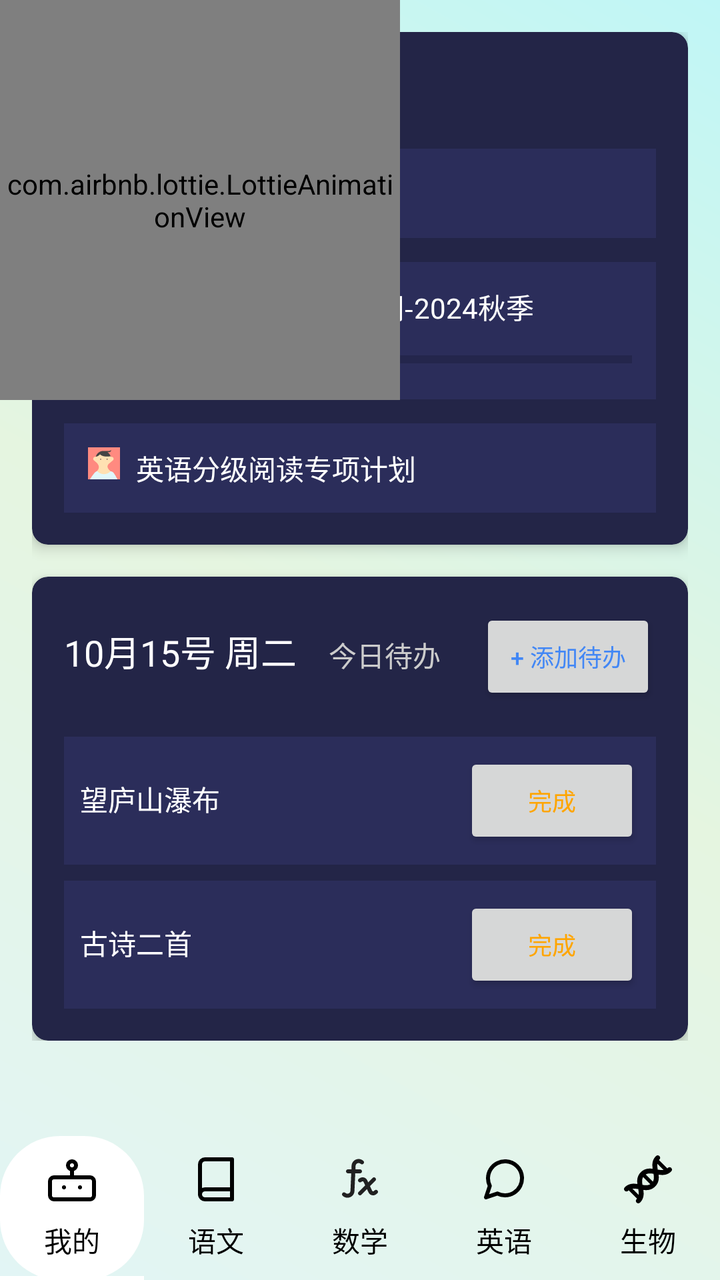
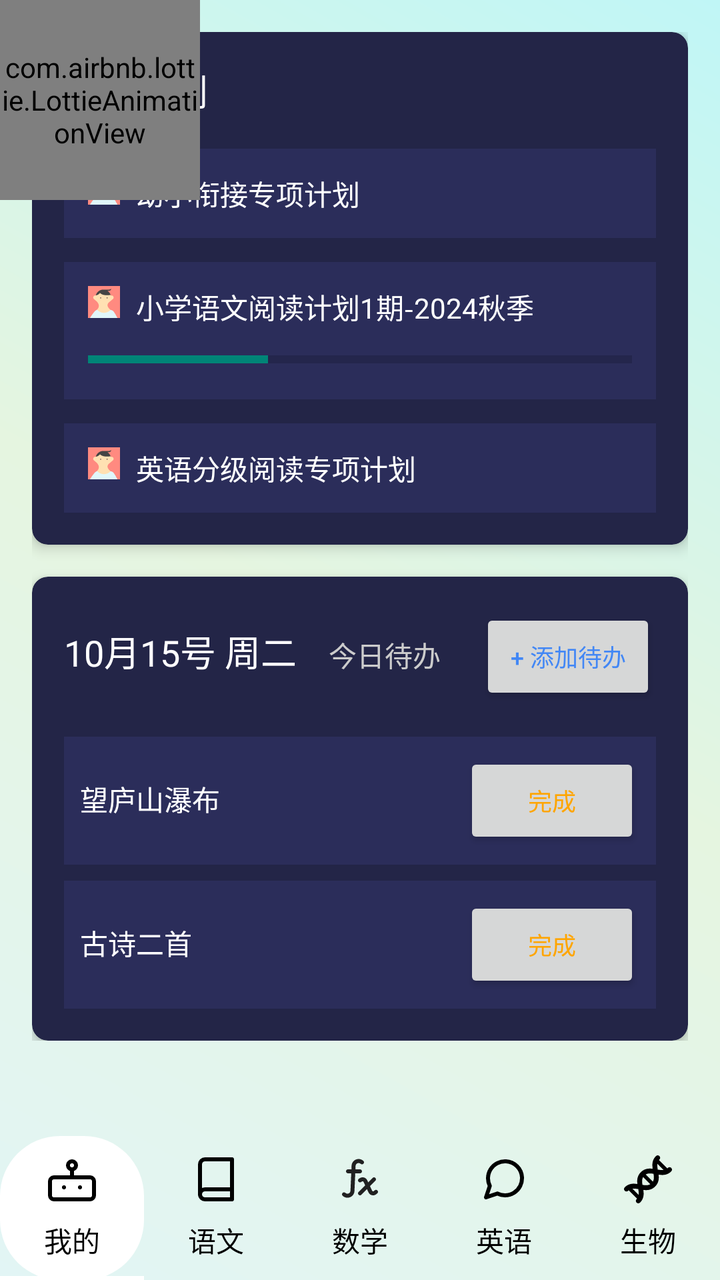

The first picture is an Android layout as it rendered before a commit; the second is the same layout after the commit. The layout source and the unified diff follow.
<!-- AndroidManifest.xml: activity theme Theme.IMatesApp.FullScreen -->
<!-- res/layout/activity_main.xml -->
<?xml version="1.0" encoding="utf-8"?>
<androidx.constraintlayout.widget.ConstraintLayout
    xmlns:android="http://schemas.android.com/apk/res/android"
    xmlns:app="http://schemas.android.com/apk/res-auto"
    android:layout_width="match_parent"
    android:layout_height="match_parent"
    android:fitsSystemWindows="true"
    android:background="@drawable/app_main_background">

    <com.google.android.material.navigation.NavigationView
        android:id="@+id/nav_view"
        android:layout_width="wrap_content"
        android:layout_height="match_parent"
        android:layout_gravity="start"
        android:fitsSystemWindows="true"
        android:visibility="invisible"
        app:layout_constraintTop_toTopOf="parent"
        app:layout_constraintBottom_toTopOf="@id/bottomNavigation"
        app:layout_constraintStart_toStartOf="parent"
        app:headerLayout="@layout/nav_header_main"
        app:menu="@menu/navigation_drawer" />


    <ScrollView
        android:layout_width="match_parent"
        android:layout_height="0dp"
        app:layout_constraintTop_toTopOf="parent"
        app:layout_constraintBottom_toTopOf="@id/bottomNavigation"
        app:layout_constraintStart_toStartOf="parent"
        app:layout_constraintEnd_toEndOf="parent"
    >

        <LinearLayout
            android:layout_width="match_parent"
            android:layout_height="wrap_content"
            android:orientation="vertical"
            android:padding="16dp">

            
            <androidx.cardview.widget.CardView
                android:layout_width="match_parent"
                android:layout_height="wrap_content"
                android:layout_marginBottom="16dp"
                app:cardBackgroundColor="#232547"
                app:cardCornerRadius="8dp"
                app:cardElevation="4dp">

                <LinearLayout
                    android:layout_width="match_parent"
                    android:layout_height="wrap_content"
                    android:orientation="vertical"
                    android:padding="16dp">

                    <TextView
                        android:layout_width="wrap_content"
                        android:layout_height="wrap_content"
                        android:layout_marginBottom="16dp"
                        android:text="我的计划"
                        android:textColor="#FFFFFF"
                        android:textSize="18sp" />

                    <LinearLayout
                        android:layout_width="match_parent"
                        android:layout_height="wrap_content"
                        android:background="#2b2d5a"
                        android:orientation="horizontal"
                        android:padding="12dp">

                        <ImageView
                            android:layout_width="16dp"
                            android:layout_height="16dp"
                            android:src="@drawable/avatar_1" />

                        <TextView
                            android:layout_width="wrap_content"
                            android:layout_height="wrap_content"
                            android:layout_marginStart="8dp"
                            android:text="幼小衔接专项计划"
                            android:textColor="#FFFFFF"
                            android:textSize="14sp" />

                    </LinearLayout>

                    <LinearLayout
                        android:layout_width="match_parent"
                        android:layout_height="wrap_content"
                        android:layout_marginTop="12dp"
                        android:background="#2b2d5a"
                        android:orientation="vertical"
                        android:padding="12dp">

                        <LinearLayout
                            android:layout_width="match_parent"
                            android:layout_height="wrap_content"
                            android:orientation="horizontal">

                            <ImageView
                                android:layout_width="16dp"
                                android:layout_height="16dp"
                                android:src="@drawable/avatar_1" />

                            <TextView
                                android:layout_width="wrap_content"
                                android:layout_height="wrap_content"
                                android:layout_marginStart="8dp"
                                android:text="小学语文阅读计划1期-2024秋季"
                                android:textColor="#FFFFFF"
                                android:textSize="14sp" />

                        </LinearLayout>

                        <ProgressBar
                            style="?android:attr/progressBarStyleHorizontal"
                            android:layout_width="match_parent"
                            android:layout_height="wrap_content"
                            android:layout_marginTop="8dp"
                            android:progress="33" />

                    </LinearLayout>

                    <LinearLayout
                        android:layout_width="match_parent"
                        android:layout_height="wrap_content"
                        android:layout_marginTop="12dp"
                        android:background="#2b2d5a"
                        android:orientation="horizontal"
                        android:padding="12dp">

                        <ImageView
                            android:layout_width="16dp"
                            android:layout_height="16dp"
                            android:src="@drawable/avatar_1" />

                        <TextView
                            android:layout_width="wrap_content"
                            android:layout_height="wrap_content"
                            android:layout_marginStart="8dp"
                            android:text="英语分级阅读专项计划"
                            android:textColor="#FFFFFF"
                            android:textSize="14sp" />

                    </LinearLayout>

                </LinearLayout>

            </androidx.cardview.widget.CardView>

            
            <androidx.cardview.widget.CardView
                android:layout_width="match_parent"
                android:layout_height="wrap_content"
                app:cardBackgroundColor="#232547"
                app:cardCornerRadius="8dp"
                app:cardElevation="4dp">

                <LinearLayout
                    android:layout_width="match_parent"
                    android:layout_height="wrap_content"
                    android:orientation="vertical"
                    android:padding="16dp">

                    <LinearLayout
                        android:layout_width="match_parent"
                        android:layout_height="wrap_content"
                        android:orientation="horizontal">

                        <TextView
                            android:layout_width="wrap_content"
                            android:layout_height="wrap_content"
                            android:text="10月15号 周二"
                            android:textColor="#FFFFFF"
                            android:textSize="18sp" />

                        <TextView
                            android:layout_width="wrap_content"
                            android:layout_height="wrap_content"
                            android:layout_marginStart="16dp"
                            android:text="今日待办"
                            android:textColor="#CCCCCC"
                            android:textSize="14sp" />

                        <View
                            android:layout_width="0dp"
                            android:layout_height="0dp"
                            android:layout_weight="1" />

                        <Button
                            android:layout_width="wrap_content"
                            android:layout_height="wrap_content"
                            android:text="+ 添加待办"
                            android:textColor="#4287f5"
                            android:textSize="12sp"
                            app:backgroundTint="#232547" />

                    </LinearLayout>

                    <LinearLayout
                        android:layout_width="match_parent"
                        android:layout_height="wrap_content"
                        android:layout_marginTop="16dp"
                        android:background="#2b2d5a"
                        android:orientation="horizontal"
                        android:padding="8dp">

                        <TextView
                            android:layout_width="0dp"
                            android:layout_height="wrap_content"
                            android:layout_weight="1"
                            android:text="望庐山瀑布"
                            android:textColor="#FFFFFF"
                            android:textSize="14sp" />

                        <Button
                            android:layout_width="wrap_content"
                            android:layout_height="wrap_content"
                            android:text="完成"
                            android:textColor="#FFA500"
                            android:textSize="12sp"
                            app:backgroundTint="#33FFA500" />

                    </LinearLayout>

                    <LinearLayout
                        android:layout_width="match_parent"
                        android:layout_height="wrap_content"
                        android:layout_marginTop="8dp"
                        android:background="#2b2d5a"
                        android:orientation="horizontal"
                        android:padding="8dp">

                        <TextView
                            android:layout_width="0dp"
                            android:layout_height="wrap_content"
                            android:layout_weight="1"
                            android:text="古诗二首"
                            android:textColor="#FFFFFF"
                            android:textSize="14sp" />

                        <Button
                            android:layout_width="wrap_content"
                            android:layout_height="wrap_content"
                            android:text="完成"
                            android:textColor="#FFA500"
                            android:textSize="12sp"
                            app:backgroundTint="#33FFA500" />

                    </LinearLayout>

                </LinearLayout>

            </androidx.cardview.widget.CardView>

        </LinearLayout>

    </ScrollView>

    <HorizontalScrollView
        android:id="@+id/bottomNavigation"
        android:layout_width="match_parent"
        android:layout_height="wrap_content"
        android:scrollbars="none"
        app:layout_constraintBottom_toBottomOf="parent">

        <com.google.android.material.tabs.TabLayout
            android:id="@+id/tabLayout"
            android:layout_width="wrap_content"
            android:layout_height="wrap_content"
            app:tabGravity="center"
            app:tabIndicatorFullWidth="true"
            app:tabIndicatorColor="@android:color/white"
            app:tabIndicatorHeight="2dp"
            app:tabMode="scrollable"
            style="@style/CustomTabLayout">

            <com.google.android.material.tabs.TabItem
                android:layout_width="wrap_content"
                android:layout_height="wrap_content"
                android:icon="@drawable/ic_robot"
                android:text="我的" />

            <com.google.android.material.tabs.TabItem
                android:layout_width="wrap_content"
                android:layout_height="wrap_content"
                android:icon="@drawable/ic_literature"
                android:text="语文" />

            <com.google.android.material.tabs.TabItem
                android:layout_width="wrap_content"
                android:layout_height="wrap_content"
                android:icon="@drawable/ic_math"
                android:text="数学" />

            <com.google.android.material.tabs.TabItem
                android:layout_width="wrap_content"
                android:layout_height="wrap_content"
                android:icon="@drawable/ic_message_circle"
                android:text="英语" />

            <com.google.android.material.tabs.TabItem
                android:layout_width="wrap_content"
                android:layout_height="wrap_content"
                android:icon="@drawable/ic_biology"
                android:text="生物" />

            <com.google.android.material.tabs.TabItem
                android:layout_width="wrap_content"
                android:layout_height="wrap_content"
                android:icon="@drawable/ic_physics"
                android:text="物理" />

            <com.google.android.material.tabs.TabItem
                android:layout_width="wrap_content"
                android:layout_height="wrap_content"
                android:icon="@drawable/ic_chemical"
                android:text="化学" />

        </com.google.android.material.tabs.TabLayout>

    </HorizontalScrollView>

    <FrameLayout
        android:id="@+id/lottieContainer"
        android:layout_width="match_parent"
        android:layout_height="match_parent"
        app:layout_constraintTop_toTopOf="parent"
        app:layout_constraintBottom_toBottomOf="parent"
        app:layout_constraintLeft_toLeftOf="parent"
        app:layout_constraintRight_toRightOf="parent">

        
        <com.airbnb.lottie.LottieAnimationView
            android:id="@+id/lottieAnimationView"
            android:layout_width="200dp"
            android:layout_height="200dp"
            app:lottie_fileName="Animation1.json"
            app:lottie_autoPlay="true"
            app:lottie_loop="true" />

    </FrameLayout>

    
    <FrameLayout
        android:id="@+id/fragmentChatAiContainer"
        android:layout_width="600dp"
        android:layout_height="800dp"
        app:layout_constraintTop_toTopOf="parent"
        app:layout_constraintBottom_toBottomOf="parent"
        app:layout_constraintLeft_toLeftOf="parent"
        app:layout_constraintRight_toRightOf="parent"
        android:layout_marginTop="16dp" />

</androidx.constraintlayout.widget.ConstraintLayout>
<!-- res/layout/nav_header_main.xml (included above) -->
<?xml version="1.0" encoding="utf-8"?>
<LinearLayout xmlns:android="http://schemas.android.com/apk/res/android"
    xmlns:app="http://schemas.android.com/apk/res-auto"
    android:layout_width="match_parent"
    android:layout_height="176dp"
    android:background="@drawable/side_nav_bar"
    android:gravity="bottom"
    android:orientation="vertical"
    android:padding="16dp">

    <ImageView
        android:id="@+id/imageView"
        android:layout_width="wrap_content"
        android:layout_height="wrap_content"
        android:contentDescription="@string/nav_header_desc"
        android:paddingTop="8dp"
        app:srcCompat="@mipmap/ic_launcher_round" />

    <TextView
        android:layout_width="match_parent"
        android:layout_height="wrap_content"
        android:paddingTop="8dp"
        android:text="@string/nav_header_title" />

    <TextView
        android:id="@+id/textView"
        android:layout_width="wrap_content"
        android:layout_height="wrap_content"
        android:text="@string/nav_header_subtitle" />
</LinearLayout>
<!-- resources referenced by this layout -->
<resources>
  <!-- drawable app_main_background (drawable) -->
  <layer-list xmlns:android="http://schemas.android.com/apk/res/android">
      
      <item>
          <shape android:shape="rectangle">
              <gradient
                  android:startColor="#E2F5F5"
                  android:centerColor="#e5f5e0"
                  android:endColor="#C0F6F6"
                  android:type="linear"
                  android:angle="45" />
          </shape>
      </item>
  </layer-list>
  <!-- drawable ic_message_circle (drawable) -->
  <vector xmlns:android="http://schemas.android.com/apk/res/android"
      android:width="24dp"
      android:height="24dp"
      android:viewportWidth="24"
      android:viewportHeight="24">
      <path
          android:pathData="M21,11.5a8.38,8.38 0,0 1,-0.9 3.8,8.5 8.5,0 0,1 -7.6,4.7 8.38,8.38 0,0 1,-3.8 -0.9L3,21l1.9,-5.7a8.38,8.38 0,0 1,-0.9 -3.8,8.5 8.5,0 0,1 4.7,-7.6 8.38,8.38 0,0 1,3.8 -0.9h0.5a8.48,8.48 0,0 1,8 8v0.5z"
          android:strokeLineJoin="round"
          android:strokeWidth="2"
          android:fillColor="#00000000"
          android:strokeColor="#000000"
          android:strokeLineCap="round"/>
  </vector>
  <!-- drawable side_nav_bar (drawable) -->
  <shape xmlns:android="http://schemas.android.com/apk/res/android"
      android:shape="rectangle">
      <gradient
          android:angle="135"
          android:centerColor="#009688"
          android:endColor="#00695C"
          android:startColor="#4DB6AC"
          android:type="linear" />
  </shape>
  <!-- mipmap ic_launcher_round (mipmap-anydpi-v26) -->
  <?xml version="1.0" encoding="utf-8"?>
  <adaptive-icon xmlns:android="http://schemas.android.com/apk/res/android">
      <background android:drawable="@drawable/ic_launcher_background"/>
      <foreground android:drawable="@mipmap/ic_launcher_foreground"/>
  </adaptive-icon>
  <string name="nav_header_desc">Navigation header</string>
  <string name="nav_header_subtitle">android.studio@android.com</string>
  <string name="nav_header_title">Android Studio</string>
  <style name="CustomTabLayout" parent="Widget.Design.TabLayout">
          <item name="tabBackground">@drawable/tab_background_selector</item>
          <item name="tabIndicatorHeight">0dp</item>
          <item name="tabTextColor">@android:color/black</item>
          <item name="tabSelectedTextColor">@android:color/black</item>
      </style>
  <style name="Theme.IMatesApp.FullScreen" parent="Theme.AppCompat.Light.NoActionBar">
          
          <item name="android:windowFullscreen">true</item>
          
          <item name="android:windowTranslucentStatus">true</item>
          
          <item name="android:windowTranslucentNavigation">true</item>
      </style>
  <!-- drawable tab_background_selector (drawable) -->
  <?xml version="1.0" encoding="utf-8"?>
  <selector xmlns:android="http://schemas.android.com/apk/res/android">
      <item android:drawable="@drawable/tab_background_selected" android:state_selected="true" android:color="@drawable/tab_background_selected" />
      <item android:drawable="@android:color/transparent" android:color="@android:color/transparent" />
  </selector>
  <!-- drawable tab_background_selected (drawable) -->
  <?xml version="1.0" encoding="utf-8"?>
  <shape xmlns:android="http://schemas.android.com/apk/res/android"
      android:shape="rectangle">
      <corners android:radius="30dp" />
      <solid android:color="#FFFFFF" />
  </shape>
  <!-- unchanged entries left out for length: 8 -->
</resources>

<!-- the commit's change to res/layout/activity_main.xml (unified diff, before → after) -->
@@ -330,8 +330,8 @@
         
         <com.airbnb.lottie.LottieAnimationView
             android:id="@+id/lottieAnimationView"
-            android:layout_width="200dp"
-            android:layout_height="200dp"
+            android:layout_width="100dp"
+            android:layout_height="100dp"
             app:lottie_fileName="Animation1.json"
             app:lottie_autoPlay="true"
             app:lottie_loop="true" />
@@ -341,8 +341,8 @@
     
     <FrameLayout
         android:id="@+id/fragmentChatAiContainer"
-        android:layout_width="600dp"
-        android:layout_height="800dp"
+        android:layout_width="400dp"
+        android:layout_height="600dp"
         app:layout_constraintTop_toTopOf="parent"
         app:layout_constraintBottom_toBottomOf="parent"
         app:layout_constraintLeft_toLeftOf="parent"
